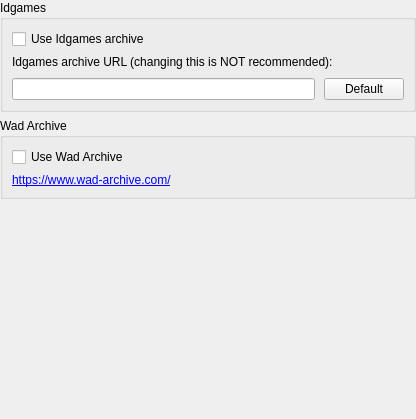
Above: src/core/gui/configuration/cfgwadseekeridgames.ui from PROPHESSOR/DDCLauncher before the change. Below: the same form after it.
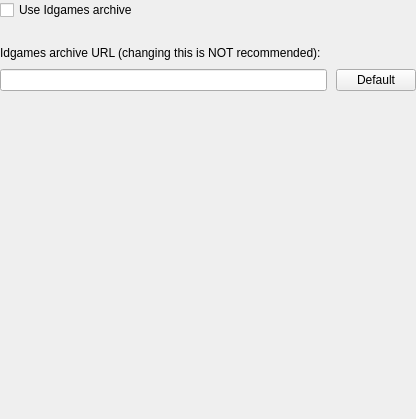
That is the form after the change. Icons and pictures are not drawn.

The edit to the form file:
```diff
--- a/src/core/gui/configuration/cfgwadseekeridgames.ui
+++ b/src/core/gui/configuration/cfgwadseekeridgames.ui
@@ -15,12 +15,6 @@
     <number>0</number>
    </property>
    <item>
-    <widget class="QGroupBox" name="groupBox">
-     <property name="title">
-      <string>Idgames</string>
-     </property>
-     <layout class="QVBoxLayout" name="verticalLayout_3">
-      <item>
        <widget class="QCheckBox" name="cbUseIdgames">
         <property name="text">
          <string>Use Idgames archive</string>
@@ -36,7 +30,16 @@
          <property name="spacing">
           <number>9</number>
          </property>
-         <property name="margin">
+      <property name="leftMargin">
+       <number>0</number>
+      </property>
+      <property name="topMargin">
+       <number>20</number>
+      </property>
+      <property name="rightMargin">
+       <number>0</number>
+      </property>
+      <property name="bottomMargin">
           <number>0</number>
          </property>
          <item>
@@ -63,38 +66,6 @@
             </widget>
            </item>
           </layout>
-         </item>
-        </layout>
-       </widget>
-      </item>
-     </layout>
-    </widget>
-   </item>
-   <item>
-    <widget class="QGroupBox" name="groupBox_2">
-     <property name="title">
-      <string>Wad Archive</string>
-     </property>
-     <layout class="QVBoxLayout" name="verticalLayout_4">
-      <item>
-       <widget class="QCheckBox" name="cbUseWadArchive">
-        <property name="text">
-         <string>Use Wad Archive</string>
-        </property>
-       </widget>
-      </item>
-      <item>
-       <widget class="QLabel" name="label">
-        <property name="text">
-         <string>&lt;html&gt;&lt;head/&gt;&lt;body&gt;&lt;p&gt;&lt;a href=&quot;https://www.wad-archive.com/&quot;&gt;&lt;span style=&quot; text-decoration: underline; color:#0000ff;&quot;&gt;https://www.wad-archive.com/&lt;/span&gt;&lt;/a&gt;&lt;/p&gt;&lt;/body&gt;&lt;/html&gt;</string>
-        </property>
-        <property name="openExternalLinks">
-         <bool>true</bool>
-        </property>
-        <property name="textInteractionFlags">
-         <set>Qt::LinksAccessibleByMouse|Qt::TextSelectableByMouse</set>
-        </property>
-       </widget>
       </item>
      </layout>
     </widget>
```
Left out of the diff: 27 changed lines with no effect on the pictures. Lines whose indentation alone changed are shown as unchanged.
